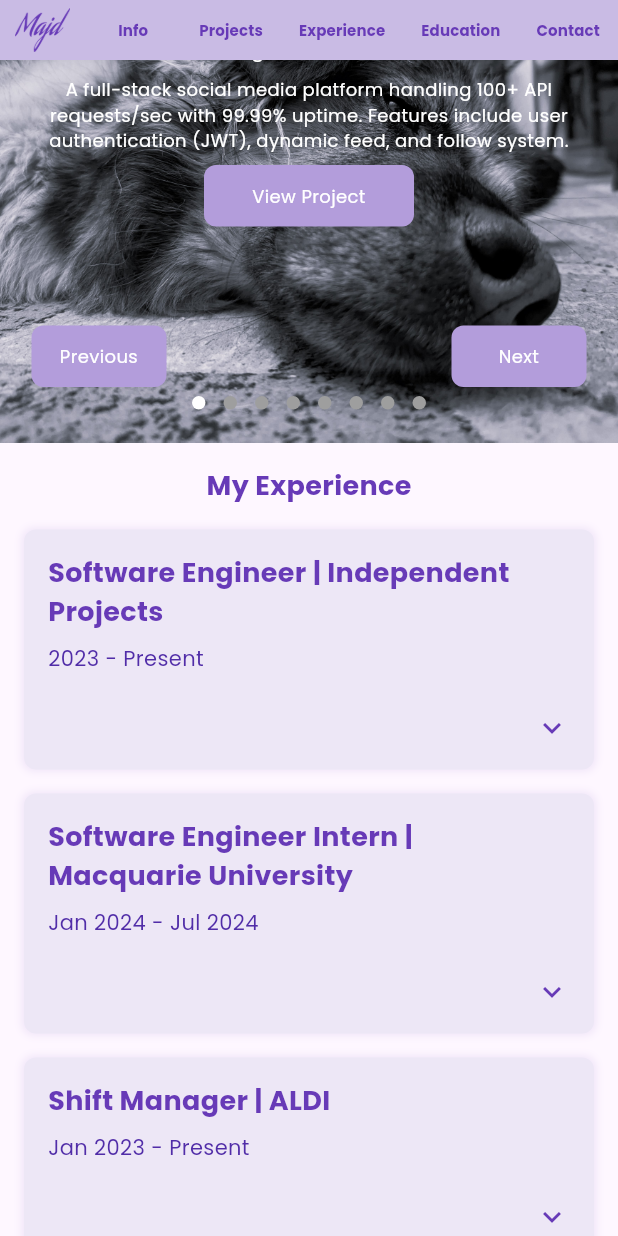
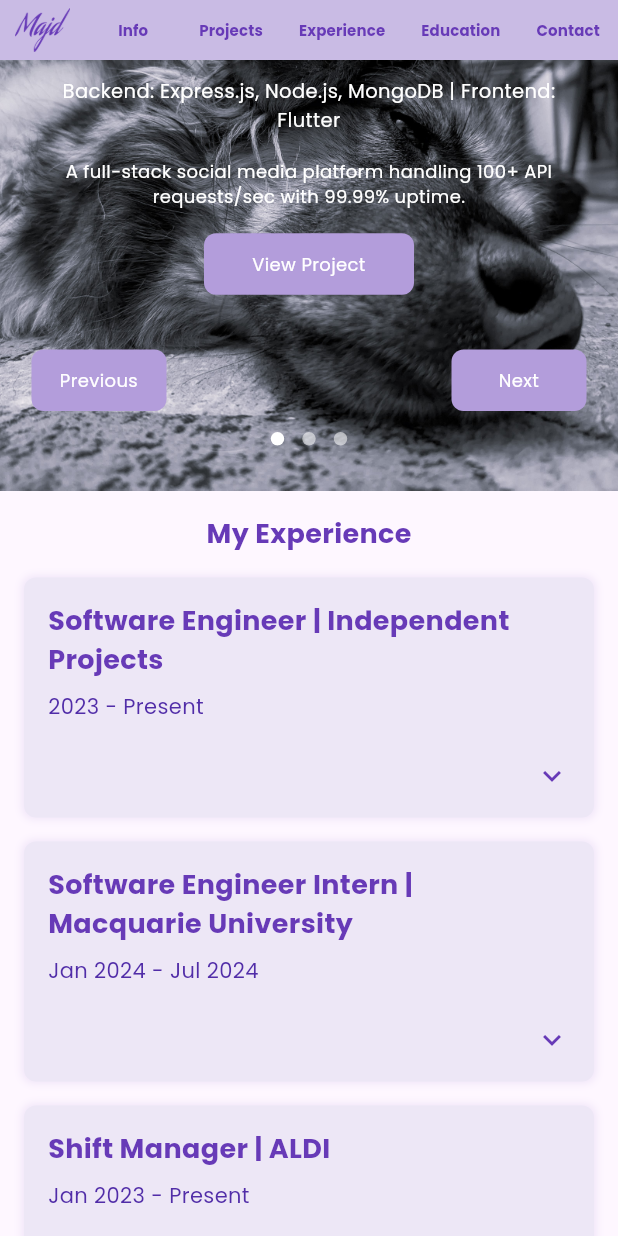
Before and after one commit to MajdIssa34/My_Portfolio, a Flutter app: the screen it shows after launch, scrolled down 576 dp, after a tap on "Previous", on a phone screen of 412 x 824 dp. Run offline on Flutter 3.47's test engine with Material 3 defaults, Android fonts, the phone set to English and light mode, and no system bars; drawn by our look-alikes of animated_text_kit, dots_indicator; our stand-ins replace google_fonts.

Commit message:
Made some changes

```diff
--- a/majd_website/lib/components/mobile_components/projects_container.dart
+++ b/majd_website/lib/components/mobile_components/projects_container.dart
@@ -1,3 +1,4 @@
+import 'dart:ui';
 import 'package:animated_text_kit/animated_text_kit.dart';
 import 'package:dots_indicator/dots_indicator.dart';
 import 'package:flutter/material.dart';
@@ -5,6 +6,21 @@ import 'package:google_fonts/google_fonts.dart';
 import 'package:majd_website/constants/contstant_function.dart';
 import 'package:majd_website/constants/my_button.dart';
 import 'package:url_launcher/url_launcher.dart';
+
+// A data class to hold project information for better organization.
+class Project {
+  final String title;
+  final String techStack;
+  final String description;
+  final String link;
+
+  Project({
+    required this.title,
+    required this.techStack,
+    required this.description,
+    required this.link,
+  });
+}
 
 class MyProjects extends StatefulWidget {
   const MyProjects({super.key, required this.isDesktop});
@@ -15,16 +31,42 @@ class MyProjects extends StatefulWidget {
 }
 
 class _MyProjectsState extends State<MyProjects> {
-  final PageController _pageController = PageController();
+  // === CHANGE 1: The project list has been updated as you requested. ===
+  final List<Project> _projects = [
+    Project(
+      title: "XLinkify - Social Media Platform",
+      techStack: "Backend: Express.js, Node.js, MongoDB | Frontend: Flutter",
+      description: "A full-stack social media platform handling 100+ API requests/sec with 99.99% uptime.",
+      link: "https://xlinkify.com",
+    ),
+    Project(
+      title: "GymTrack - Gym Tracking API",
+      techStack: "Backend: Java, Spring Boot, Hibernate, MySQL | Frontend: Flutter",
+      description: "High-performance gym tracking system processing 52+ API requests/sec with 0% failure rate.",
+      link: "https://github.com/MajdIssa34/Gym-Tracking",
+    ),
+    Project(
+      title: "Advanced Inventory Management System",
+      techStack: "Java, Spring Boot, PostgreSQL, Docker, AWS",
+      description: "A robust, scalable inventory system to optimize stock levels, track goods in real-time, and automate reordering.",
+      link: "https://github.com/MajdIssa34", // Placeholder link
+    ),
+  ];
+
+  // Controller and state for the mobile PageView
+  late PageController _pageController;
   double _currentIndex = 0.0;
 
   @override
   void initState() {
     super.initState();
+    _pageController = PageController();
     _pageController.addListener(() {
+      if(mounted) {
         setState(() {
           _currentIndex = _pageController.page!;
         });
+      }
     });
   }
 
@@ -32,179 +74,6 @@ class _MyProjectsState extends State<MyProjects> {
   void dispose() {
     _pageController.dispose();
     super.dispose();
-  }
-
-  @override
-  Widget build(BuildContext context) {
-    return Container(
-      decoration: BoxDecoration(
-        image: const DecorationImage(
-          image: AssetImage("assets/images/ExpBack.jpg"),
-          fit: BoxFit.cover,
-        ),
-        color: Colors.deepPurple.shade100,
-      ),
-      padding: const EdgeInsets.all(16.0),
-      child: Column(
-        children: [
-          Text(
-            "My Projects",
-            style: GoogleFonts.poppins(
-              fontSize: retSize(widget.isDesktop, 26, 18, 12),
-              fontWeight: FontWeight.bold,
-              color: Colors.white,
-            ),
-          ),
-          SizedBox(
-            height: retSize(widget.isDesktop, 10, 5, 2),
-          ),
-          SizedBox(
-            height: retSize(widget.isDesktop, 300, 240, 150),
-            child: PageView(
-              controller: _pageController,
-              children: <Widget>[
-                displayProject(
-                  "XLinkify - Social Media Platform",
-                  "Backend: Express.js, Node.js, MongoDB | Frontend: Flutter | Hosting: Render, Firebase",
-                  "A full-stack social media platform handling 100+ API requests/sec with 99.99% uptime. Features include user authentication (JWT), dynamic feed, and follow system.",
-                  "https://xlinkify.com",
-                ),
-                displayProject(
-                  "GymTrack - Gym Tracking API",
-                  "Backend: Java, Spring Boot, Hibernate, MySQL | Frontend: Flutter",
-                  "High-performance gym tracking system processing 52+ API requests/sec with 0% failure rate. Provides analytics, logging, and trainer monitoring tools.",
-                  "https://github.com/MajdIssa34/Gym-Tracking",
-                ),
-                displayProject(
-                  "Freelancing Platform.",
-                  "Languages: Java, Frameworks: Spring Boot, Flutter, Database: MongoDB, Frontend: Flutter.",
-                  "This platform helps users find freelancers based on skills, portfolios, and ratings. It allows users to search, filter, and view profiles dynamically with an intuitive user interface, making it easy to hire professionals.",
-                  "https://github.com/MajdIssa34/Freelancing",
-                ),
-                displayProject(
-                  "Diabetes Prediction Analysis.",
-                  "Languages: Python, Libraries: NumPy, Pandas, Scikit-learn.",
-                  "This project predicts the likelihood of diabetes based on a dataset containing health metrics such as glucose levels, BMI, and age. Using machine learning models, it helps identify individuals at risk and provides predictions for diagnosis.",
-                  "https://github.com/MajdIssa34/DiabetesDataset",
-                ),
-                displayProject(
-                  "NBA Stats Web Application.",
-                  "Languages: Java, Frameworks: Spring Boot, PostgreSQL, Database: PostgreSQL, Frontend: HTML, CSS, JavaScript.",
-                  "This web app provides detailed statistics on NBA players, allowing users to filter players by team, position, and performance metrics. It uses a PostgreSQL database to efficiently manage and query large datasets for real-time results.",
-                  "https://github.com/MajdIssa34/NBA_Stats",
-                ),
-                displayProject(
-                    "Employee Management System.",
-                    "Languages: JavaScript, Frameworks: Node.js, Express.js, Database: MongoDB, Frontend: HTML, CSS, JavaScript.",
-                    "This system helps manage employee data, including adding, viewing, and editing employee records. Built with Node.js and MongoDB, it provides a clean interface to interact with employee data securely and effectively.",
-                    "https://github.com/MajdIssa34/Employee-Management-System"),
-                displayProject(
-                  "Macquarie University Mobile App.",
-                  "Languages: Dart, Frameworks: Flutter, Authentication: Firebase.",
-                  "A mobile app for Macquarie University students offering features like campus maps, news feeds, coffee shop menus, and order history. It includes Firebase authentication to provide a personalized user experience.",
-                  "https://github.com/MajdIssa34/CampusMobileApp",
-                ),
-                displayProject(
-                  "Java Weather Application.",
-                  "Languages: Java, Frameworks: Swing",
-                  "This Java-based weather app uses external APIs to provide real-time weather information for cities worldwide. It displays details such as temperature, humidity, and wind speed in an easy-to-understand format with a clean GUI.",
-                  "https://github.com/MajdIssa34/WeatherApp",
-                ),
-              ],
-            ),
-          ),
-
-          // SizedBox(
-          //   height: widget.isDesktop ? 15 : 8,
-          // ),
-          // Navigation Buttons
-          Row(
-            mainAxisAlignment: MainAxisAlignment.spaceBetween,
-            children: [
-              SizedBox(
-                child: MyButton(
-                    onTap: _previousPage,
-                    str: "Previous",
-                    isDesktop: widget.isDesktop),
-                width: retSize(widget.isDesktop, 150, 100, 75),
-              ),
-              SizedBox(
-                child: MyButton(
-                    onTap: _nextPage, str: "Next", isDesktop: widget.isDesktop),
-                width: retSize(widget.isDesktop, 150, 100, 75),
-              )
-            ],
-          ),
-          DotsIndicator(
-            dotsCount: 8,
-            position: _currentIndex,
-            decorator: const DotsDecorator(
-              activeColor: Colors.white,
-            ),
-          ),
-        ],
-      ),
-    );
-  }
-
-  Widget displayProject(
-      String title, String date, String description, String link) {
-    return Column(
-      crossAxisAlignment: CrossAxisAlignment.center,
-      children: [
-        // Animated Title
-        SizedBox(
-          // height:
-          //     widget.isDesktop ? 35 : 25, // Consistent height for animation
-          child: AnimatedTextKit(
-            animatedTexts: [
-              TypewriterAnimatedText(
-                title,
-                textStyle: GoogleFonts.poppins(
-                  fontSize: retSize(widget.isDesktop, 26, 18, 12),
-                  fontWeight: FontWeight.bold,
-                  color: Colors.white,
-                ),
-                speed: const Duration(milliseconds: 100),
-              ),
-            ],
-            repeatForever: true, // Optional: repeat animation
-            pause: const Duration(milliseconds: 500),
-          ),
-        ),
-        SizedBox(height: 2),
-        // Static Date (unchanged)
-        Text(
-          date,
-          style: GoogleFonts.poppins(
-            fontSize: retSize(widget.isDesktop, 18, 13, 10),
-            color: Colors.white,
-          ),
-          textAlign: TextAlign.center,
-        ),
-        SizedBox(height: retSize(widget.isDesktop, 16, 8, 4)),
-        // Updated Description (uniform length and size)
-        Text(
-          description,
-          style: GoogleFonts.poppins(
-            fontSize: retSize(widget.isDesktop, 16, 12, 7),
-            color: Colors.white,
-          ),
-          textAlign: TextAlign.center,
-        ),
-        SizedBox(height: retSize(widget.isDesktop, 16, 8, 4)),
-        // Link to View Project
-        SizedBox(
-          child: MyButton(
-            onTap: () => _launchURL(link),
-            str: "View Project",
-            isDesktop: widget.isDesktop,
-          ),
-          width: retSize(widget.isDesktop, 250, 150, 100),
-          //height: retSize(widget.isDesktop, 60, 40, 40),
-        ),
-      ],
-    );
   }
 
   void _launchURL(String url) async {
@@ -215,24 +84,305 @@ class _MyProjectsState extends State<MyProjects> {
     }
   }
 
-  // Method to navigate to the previous page
-  void _previousPage() {
+  @override
+  Widget build(BuildContext context) {
+    return Container(
+      decoration: const BoxDecoration(
+        image: DecorationImage(
+          image: AssetImage("assets/images/ExpBack.jpg"),
+          fit: BoxFit.cover,
+        ),
+      ),
+      padding: const EdgeInsets.symmetric(vertical: 24.0),
+      child: widget.isDesktop == 1 ? _buildDesktopView() : _buildMobileView(),
+    );
+  }
+
+  /// Builds the desktop layout with a grid of interactive cards.
+  Widget _buildDesktopView() {
+    return Column(
+      children: [
+        Text(
+          "My Projects",
+          style: GoogleFonts.poppins(
+            fontSize: retSize(widget.isDesktop, 26, 18, 14),
+            fontWeight: FontWeight.bold,
+            color: Colors.white,
+          ),
+        ),
+        const SizedBox(height: 24),
+        Wrap(
+          spacing: 20,
+          runSpacing: 20,
+          alignment: WrapAlignment.center,
+          children: _projects.map((project) {
+            return ProjectCard(project: project, isDesktop: widget.isDesktop);
+          }).toList(),
+        ),
+      ],
+    );
+  }
+
+  /// Builds the mobile layout with the PageView scroller.
+  Widget _buildMobileView() {
+    return Column(
+      children: [
+        Text(
+          "My Projects",
+          style: GoogleFonts.poppins(
+            fontSize: retSize(widget.isDesktop, 26, 18, 12),
+            fontWeight: FontWeight.bold,
+            color: Colors.white,
+          ),
+        ),
+        SizedBox(height: retSize(widget.isDesktop, 10, 5, 2)),
+        SizedBox(
+          height: retSize(widget.isDesktop, 300, 240, 200),
+          child: PageView(
+            controller: _pageController,
+            children: _projects.map((p) => _displayProjectPage(p)).toList(),
+          ),
+        ),
+        Padding(
+          padding: const EdgeInsets.symmetric(horizontal: 16.0, vertical: 8.0),
+          child: Row(
+            mainAxisAlignment: MainAxisAlignment.spaceBetween,
+            children: [
+              SizedBox(
+                width: retSize(widget.isDesktop, 150, 100, 75),
+                child: MyButton(
+                    onTap: () {
                       if (_currentIndex > 0) {
                         _pageController.previousPage(
                             duration: const Duration(milliseconds: 300),
-        curve: Curves.easeInOut,
+                            curve: Curves.easeInOut);
+                      }
+                    },
+                    str: "Previous",
+                    isDesktop: widget.isDesktop),
+              ),
+              SizedBox(
+                width: retSize(widget.isDesktop, 150, 100, 75),
+                child: MyButton(
+                    onTap: () {
+                      if (_currentIndex < _projects.length - 1) {
+                        _pageController.nextPage(
+                            duration: const Duration(milliseconds: 300),
+                            curve: Curves.easeInOut);
+                      }
+                    },
+                    str: "Next",
+                    isDesktop: widget.isDesktop),
+              )
+            ],
+          ),
+        ),
+        DotsIndicator(
+          dotsCount: _projects.length,
+          position: _currentIndex,
+          decorator: const DotsDecorator(
+            activeColor: Colors.white,
+            color: Colors.white54,
+          ),
+        ),
+      ],
+    );
+  }
+
+  Widget _displayProjectPage(Project project) {
+    return Padding(
+      padding: const EdgeInsets.symmetric(horizontal: 24.0, vertical: 16.0),
+      child: Column(
+        mainAxisAlignment: MainAxisAlignment.center,
+        crossAxisAlignment: CrossAxisAlignment.center,
+        children: [
+          SizedBox(
+            height: 30,
+            child: AnimatedTextKit(
+              animatedTexts: [
+                TypewriterAnimatedText(
+                  project.title,
+                  textAlign: TextAlign.center,
+                  textStyle: GoogleFonts.poppins(
+                    fontSize: retSize(widget.isDesktop, 26, 18, 12),
+                    fontWeight: FontWeight.bold,
+                    color: Colors.white,
+                  ),
+                  speed: const Duration(milliseconds: 100),
+                ),
+              ],
+              repeatForever: true,
+              pause: const Duration(milliseconds: 1000),
+            ),
+          ),
+          const SizedBox(height: 8),
+          Text(
+            project.techStack,
+            style: GoogleFonts.poppins(
+              fontSize: retSize(widget.isDesktop, 18, 13, 9),
+              color: Colors.white,
+            ),
+            textAlign: TextAlign.center,
+          ),
+          const SizedBox(height: 16),
+          Text(
+            project.description,
+            style: GoogleFonts.poppins(
+              fontSize: retSize(widget.isDesktop, 16, 12, 8),
+              color: Colors.white,
+            ),
+            textAlign: TextAlign.center,
+          ),
+          const SizedBox(height: 16),
+          SizedBox(
+            child: MyButton(
+              onTap: () => _launchURL(project.link),
+              str: "View Project",
+              isDesktop: widget.isDesktop,
+            ),
+            width: retSize(widget.isDesktop, 250, 150, 120),
+          ),
+        ],
+      ),
     );
   }
 }
 
-  // Method to navigate to the next page
-  void _nextPage() {
-    if (_currentIndex < 7) {
-      // 3 is the last index (as there are 4 items)
-      _pageController.nextPage(
-        duration: const Duration(milliseconds: 300),
-        curve: Curves.easeInOut,
+// Card for the DESKTOP view
+class ProjectCard extends StatefulWidget {
+  const ProjectCard({
+    super.key,
+    required this.project,
+    required this.isDesktop,
+  });
+
+  final Project project;
+  final int isDesktop;
+
+  @override
+  State<ProjectCard> createState() => _ProjectCardState();
+}
+
+class _ProjectCardState extends State<ProjectCard> {
+  bool _isHovered = false;
+
+  void _launchURL(String url) async {
+    if (await canLaunchUrl(Uri.parse(url))) {
+      await launchUrl(Uri.parse(url));
+    } else {
+      throw 'Could not launch $url';
+    }
+  }
+
+  @override
+  Widget build(BuildContext context) {
+    return MouseRegion(
+      onEnter: (_) => setState(() => _isHovered = true),
+      onExit: (_) => setState(() => _isHovered = false),
+      child: AnimatedContainer(
+        duration: const Duration(milliseconds: 200),
+        transform: _isHovered
+            ? (Matrix4.identity()..translate(0, -8, 0))
+            : Matrix4.identity(),
+        width: 374,
+        height: 250,
+        clipBehavior: Clip.antiAlias,
+        decoration: BoxDecoration(
+          borderRadius: BorderRadius.circular(16),
+          boxShadow: [
+            if (_isHovered)
+              BoxShadow(
+                color: Colors.deepPurple.withOpacity(0.6),
+                blurRadius: 20,
+                spreadRadius: 2,
+              )
+          ],
+        ),
+        child: ClipRRect(
+          borderRadius: BorderRadius.circular(16.0),
+          child: BackdropFilter(
+            filter: ImageFilter.blur(sigmaX: 5.0, sigmaY: 5.0),
+            child: Container(
+              decoration: BoxDecoration(
+                color: Colors.white.withOpacity(0.1),
+                borderRadius: BorderRadius.circular(16.0),
+                border: Border.all(
+                  color: Colors.white.withOpacity(0.2),
+                ),
+              ),
+              child: Stack(
+                children: [
+                  // This is the content that's always visible.
+                  Padding(
+                    padding: const EdgeInsets.all(20),
+                    child: Column(
+                      crossAxisAlignment: CrossAxisAlignment.start,
+                      children: [
+                        Text(
+                          widget.project.title,
+                          style: GoogleFonts.poppins(
+                            fontSize: 20,
+                            fontWeight: FontWeight.bold,
+                            color: Colors.white,
+                          ),
+                          maxLines: 2,
+                          overflow: TextOverflow.ellipsis,
+                        ),
+                        const SizedBox(height: 8),
+                        Text(
+                          widget.project.techStack,
+                          style: GoogleFonts.poppins(
+                            fontSize: 14,
+                            color: Colors.white70,
+                          ),
+                          maxLines: 2,
+                          overflow: TextOverflow.ellipsis,
+                        ),
+                      ],
+                    ),
+                  ),
+
+                  // === CHANGE 2: This is the overlay that appears on hover. ===
+                  // It now has a solid dark background color to hide the text behind it.
+                  AnimatedOpacity(
+                    duration: const Duration(milliseconds: 200),
+                    opacity: _isHovered ? 1.0 : 0.0,
+                    child: Container(
+                      // This solid color ensures the text behind is hidden.
+                      color: const Color(0xFF1A1A2E).withOpacity(0.95),
+                      padding: const EdgeInsets.all(20.0),
+                      child: Column(
+                        mainAxisAlignment: MainAxisAlignment.end,
+                        crossAxisAlignment: CrossAxisAlignment.start,
+                        children: [
+                          Text(
+                            widget.project.description,
+                            style: GoogleFonts.poppins(
+                              fontSize: 14,
+                              color: Colors.white,
+                            ),
+                            maxLines: 3,
+                            overflow: TextOverflow.ellipsis,
+                          ),
+                          const SizedBox(height: 16),
+                          SizedBox(
+                            width: double.infinity,
+                            child: MyButton(
+                              onTap: () => _launchURL(widget.project.link),
+                              str: "View Project",
+                              isDesktop: widget.isDesktop,
+                            ),
+                          )
+                        ],
+                      ),
+                    ),
+                  )
+                ],
+              ),
+            ),
+          ),
+        ),
+      ),
     );
   }
 }
-}
```
Also changed, not shown: majd_website/pubspec.lock, 2 other files. Lines whose indentation alone changed are shown as unchanged.
